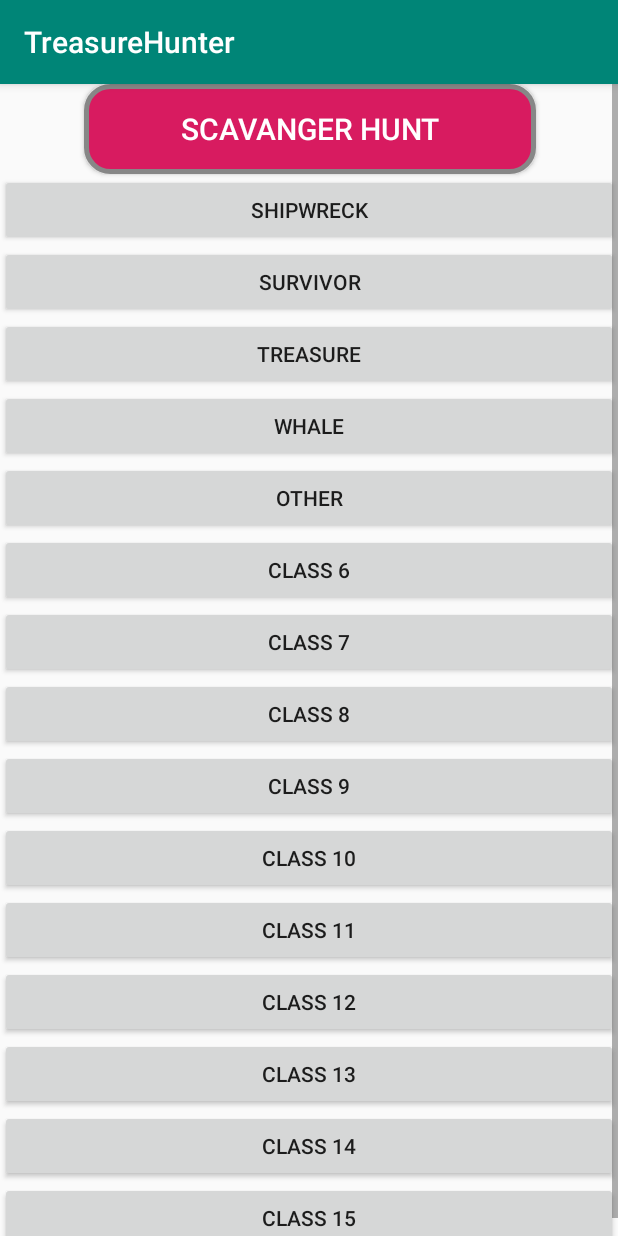
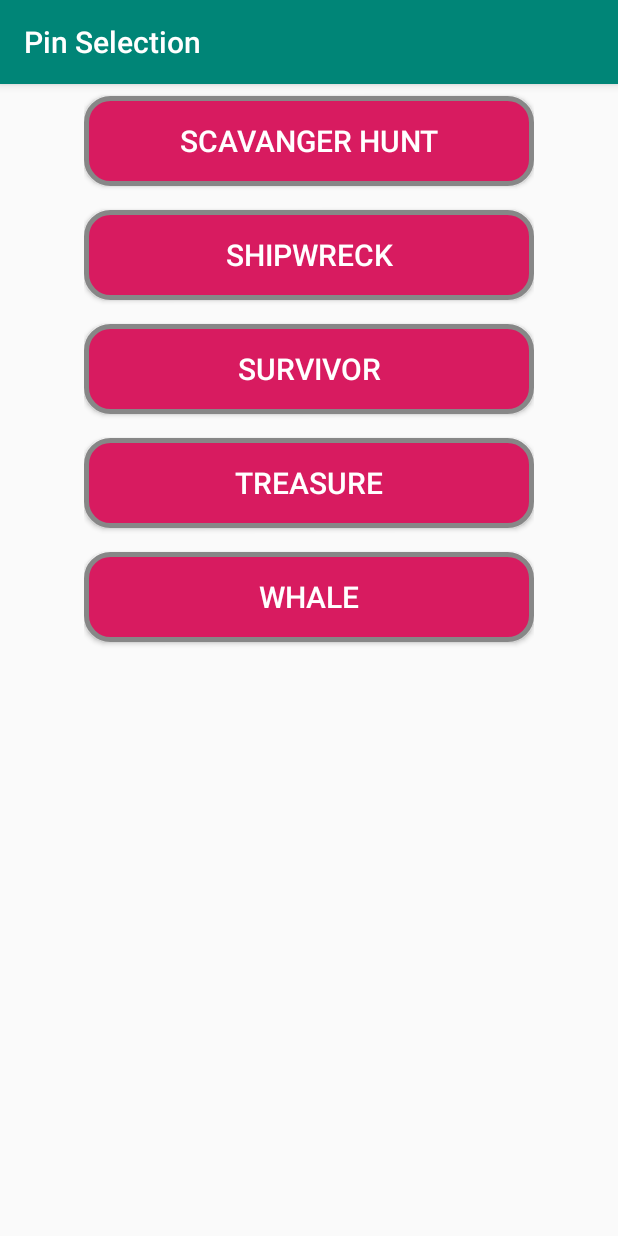
Before and after one commit to SoftwareEngineeringOwlsTeam/SEOwlsTeam, an Android app: the PinActivity screen opened directly, with no data from a screen before it, on a phone screen of 412 x 824 dp. Run offline under Robolectric (Android 15) with nearby library versions, the phone set to English and light mode, and no system bars.

Commit message:
More GUI updates
-Added better buttons for pin selection
-Updated pin creation screen to align everything together, cleaner UI. Made Radius Integer values only. Fixed bug causing char > 23 to destroy the app.
- Added icons for the slide out menu

```diff
--- a/app/src/main/res/drawable/button_design.xml
+++ /dev/null
@@ -1,18 +0,0 @@
-<?xml version="1.0" encoding="utf-8"?>
-<?xml version="1.0" encoding="utf-8"?>
-<shape xmlns:android="http://schemas.android.com/apk/res/android" android:shape="rectangle" >
-    <corners
-        android:radius="16dp"
-        />
-    <solid
-        android:color="@color/colorAccent"
-        />
-    <size
-        android:width="300dp"
-        android:height="60dp"
-        />
-    <stroke
-        android:width="3dp"
-        android:color="#878787"
-        />
-</shape>
--- /dev/null
+++ b/app/src/main/res/drawable/buttonshape.xml
@@ -0,0 +1,18 @@
+<?xml version="1.0" encoding="utf-8"?>
+
+    <shape xmlns:android="http://schemas.android.com/apk/res/android" android:shape="rectangle" >
+        <corners
+            android:radius="16dp"
+            />
+        <solid
+            android:color="@color/colorAccent"
+            />
+        <size
+            android:width="300dp"
+            android:height="60dp"
+            />
+        <stroke
+            android:width="3dp"
+            android:color="#878787"
+            />
+    </shape>
--- a/app/src/main/res/layout/activity_pin.xml
+++ b/app/src/main/res/layout/activity_pin.xml
@@ -17,207 +17,163 @@
         android:textSize="30dp"
         app:layout_constraintBottom_toTopOf="@+id/linearLayout"
         app:layout_constraintEnd_toEndOf="parent"
-        app:layout_constraintHorizontal_bias="0.0"
+        app:layout_constraintHorizontal_bias="0.5"
         app:layout_constraintStart_toStartOf="parent"
         app:layout_constraintTop_toTopOf="parent" />
 
-    <LinearLayout
+    <android.support.constraint.ConstraintLayout
         android:id="@+id/linearLayout"
         android:layout_width="match_parent"
         android:layout_height="match_parent"
         app:layout_constraintBottom_toBottomOf="parent"
         app:layout_constraintEnd_toEndOf="parent"
+        app:layout_constraintHorizontal_bias="0.0"
         app:layout_constraintStart_toStartOf="parent"
         app:layout_constraintTop_toBottomOf="@+id/text">
 
 
-        <ScrollView
-            android:id="@+id/classesList"
-            android:layout_width="match_parent"
-            android:layout_height="match_parent"
-            android:scrollbarStyle="insideOverlay"
-            android:visibility="visible">
-
         <android.support.constraint.ConstraintLayout
             android:id="@+id/linearLayout2"
-                android:layout_width="match_parent"
-                android:layout_height="match_parent"
+            android:layout_width="wrap_content"
+            android:layout_height="wrap_content"
             android:gravity="bottom"
-                app:layout_constraintBottom_toBottomOf="@+id/button7"
-                app:layout_constraintTop_toBottomOf="@+id/button7">
+
+            app:layout_constraintEnd_toEndOf="parent"
+            app:layout_constraintStart_toStartOf="parent"
+
+            tools:layout_conversion_absoluteHeight="363dp"
+            tools:layout_conversion_absoluteWidth="384dp">
 
             <Button
                 android:id="@+id/button"
-                    android:layout_width="301dp"
-                    android:textSize="20dp"
-                    android:textColor="@android:color/white"
-                    android:layout_height="60dp"
-                    android:layout_marginStart="42dp"
-                    android:layout_marginEnd="41dp"
+                android:layout_width="wrap_content"
+                android:layout_height="wrap_content"
+
+                android:layout_marginTop="8dp"
+                android:layout_marginBottom="8dp"
+                android:background="@drawable/buttonshape"
                 android:onClick="buttonOnClick"
                 android:text="Scavanger Hunt"
                 android:textAlignment="center"
-                    android:background="@drawable/button_design"
+                android:textColor="@android:color/white"
+                android:textSize="20dp"
                 app:layout_constraintBottom_toTopOf="@+id/button1"
                 app:layout_constraintEnd_toEndOf="parent"
+                app:layout_constraintHorizontal_bias="0.5"
+                app:layout_constraintStart_toEndOf="@+id/guideline"
                 app:layout_constraintStart_toStartOf="parent"
-                    app:layout_constraintTop_toTopOf="parent" />
+                app:layout_constraintTop_toTopOf="parent"
+                tools:layout_conversion_absoluteHeight="60dp"
+                tools:layout_conversion_absoluteWidth="301dp" />
 
             <Button
                 android:id="@+id/button1"
-                    android:layout_width="0dp"
+                android:layout_width="wrap_content"
                 android:layout_height="wrap_content"
+
+                android:layout_marginTop="8dp"
+                android:layout_marginBottom="8dp"
+                android:background="@drawable/buttonshape"
                 android:onClick="buttonOnClick"
                 android:text="Shipwreck"
+                android:textAlignment="center"
+                android:textColor="@android:color/white"
+                android:textSize="20dp"
+                app:layout_constraintBottom_toTopOf="@+id/button2"
                 app:layout_constraintEnd_toEndOf="parent"
+                app:layout_constraintHorizontal_bias="0.5"
+                app:layout_constraintStart_toEndOf="@+id/guideline"
                 app:layout_constraintStart_toStartOf="parent"
-                    app:layout_constraintTop_toBottomOf="@+id/button" />
+                app:layout_constraintTop_toBottomOf="@+id/button"
+                tools:layout_conversion_absoluteHeight="60dp"
+                tools:layout_conversion_absoluteWidth="301dp" />
 
             <Button
                 android:id="@+id/button2"
-                    android:layout_width="0dp"
+                android:layout_width="wrap_content"
                 android:layout_height="wrap_content"
+
+                android:layout_marginTop="8dp"
+                android:layout_marginBottom="8dp"
+                android:background="@drawable/buttonshape"
                 android:onClick="buttonOnClick"
                 android:text="Survivor"
+                android:textAlignment="center"
+                android:textColor="@android:color/white"
+                android:textSize="20dp"
+                app:layout_constraintBottom_toTopOf="@+id/button3"
                 app:layout_constraintEnd_toEndOf="parent"
+                app:layout_constraintHorizontal_bias="0.5"
+                app:layout_constraintStart_toEndOf="@+id/guideline"
                 app:layout_constraintStart_toStartOf="parent"
-                    app:layout_constraintTop_toBottomOf="@+id/button1" />
+                app:layout_constraintTop_toBottomOf="@+id/button1"
+                tools:layout_conversion_absoluteHeight="60dp"
+                tools:layout_conversion_absoluteWidth="301dp" />
 
             <Button
                 android:id="@+id/button3"
-                    android:layout_width="0dp"
+                android:layout_width="wrap_content"
                 android:layout_height="wrap_content"
+                android:layout_marginTop="8dp"
+                android:layout_marginBottom="8dp"
+                android:background="@drawable/buttonshape"
                 android:onClick="buttonOnClick"
                 android:text="Treasure"
+                android:textAlignment="center"
+                android:textColor="@android:color/white"
+                android:textSize="20dp"
+                app:layout_constraintBottom_toTopOf="@+id/button4"
                 app:layout_constraintEnd_toEndOf="parent"
+                app:layout_constraintHorizontal_bias="1.0"
+                app:layout_constraintStart_toEndOf="@+id/guideline"
                 app:layout_constraintStart_toStartOf="parent"
-                    app:layout_constraintTop_toBottomOf="@+id/button2" />
+                app:layout_constraintTop_toBottomOf="@+id/button2"
+                tools:layout_conversion_absoluteHeight="60dp"
+                tools:layout_conversion_absoluteWidth="301dp" />
 
             <Button
                 android:id="@+id/button4"
-                    android:layout_width="0dp"
+                android:layout_width="wrap_content"
                 android:layout_height="wrap_content"
+                android:layout_marginTop="8dp"
+                android:layout_marginBottom="8dp"
+                android:background="@drawable/buttonshape"
                 android:onClick="buttonOnClick"
                 android:text="Whale"
+                android:textAlignment="center"
+                android:textColor="@android:color/white"
+                android:textSize="20dp"
+                app:layout_constraintBottom_toBottomOf="parent"
                 app:layout_constraintEnd_toEndOf="parent"
+                app:layout_constraintHorizontal_bias="0.5"
+                app:layout_constraintStart_toEndOf="@+id/guideline"
                 app:layout_constraintStart_toStartOf="parent"
-                    app:layout_constraintTop_toBottomOf="@+id/button3" />
+                app:layout_constraintTop_toBottomOf="@+id/button3"
+                tools:layout_conversion_absoluteHeight="60dp"
+                tools:layout_conversion_absoluteWidth="301dp" />
 
-                <Button
-                    android:id="@+id/button5"
-                    android:layout_width="0dp"
+            <android.support.constraint.Guideline
+                android:id="@+id/guideline"
+                android:layout_width="wrap_content"
                 android:layout_height="wrap_content"
-                    android:onClick="buttonOnClick"
-                    android:text="Other"
-                    app:layout_constraintEnd_toEndOf="parent"
-                    app:layout_constraintStart_toStartOf="parent"
-                    app:layout_constraintTop_toBottomOf="@+id/button4" />
-
-                <Button
-                    android:id="@+id/button6"
-                    android:layout_width="0dp"
-                    android:layout_height="wrap_content"
-                    android:onClick="buttonOnClick"
-                    android:text="Class 6"
-                    app:layout_constraintEnd_toEndOf="parent"
-                    app:layout_constraintStart_toStartOf="parent"
-                    app:layout_constraintTop_toBottomOf="@+id/button5" />
-
-                <Button
-                    android:id="@+id/button7"
-                    android:layout_width="0dp"
-                    android:layout_height="wrap_content"
-                    android:onClick="buttonOnClick"
-                    android:text="Class 7"
-                    app:layout_constraintEnd_toEndOf="parent"
-                    app:layout_constraintStart_toStartOf="parent"
-                    app:layout_constraintTop_toBottomOf="@+id/button6" />
-
-                <Button
-                    android:id="@+id/button8"
-                    android:layout_width="0dp"
-                    android:layout_height="wrap_content"
-                    android:onClick="buttonOnClick"
-                    android:text="Class 8"
-                    app:layout_constraintEnd_toEndOf="parent"
-                    app:layout_constraintStart_toStartOf="parent"
-                    app:layout_constraintTop_toBottomOf="@+id/button7" />
-
-                <Button
-                    android:id="@+id/button9"
-                    android:layout_width="0dp"
-                    android:layout_height="wrap_content"
-                    android:onClick="buttonOnClick"
-                    android:text="Class 9"
-                    app:layout_constraintEnd_toEndOf="parent"
-                    app:layout_constraintStart_toStartOf="parent"
-                    app:layout_constraintTop_toBottomOf="@+id/button8" />
-
-                <Button
-                    android:id="@+id/button10"
-                    android:layout_width="0dp"
-                    android:layout_height="wrap_content"
-                    android:onClick="buttonOnClick"
-                    android:text="Class 10"
-                    app:layout_constraintEnd_toEndOf="parent"
-                    app:layout_constraintStart_toStartOf="parent"
-                    app:layout_constraintTop_toBottomOf="@+id/button9" />
-
-                <Button
-                    android:id="@+id/button11"
-                    android:layout_width="0dp"
-                    android:layout_height="wrap_content"
-                    android:onClick="buttonOnClick"
-                    android:text="Class 11"
-                    app:layout_constraintEnd_toEndOf="parent"
-                    app:layout_constraintStart_toStartOf="parent"
-                    app:layout_constraintTop_toBottomOf="@+id/button10" />
-
-                <Button
-                    android:id="@+id/button12"
-                    android:layout_width="0dp"
-                    android:layout_height="wrap_content"
-                    android:onClick="buttonOnClick"
-                    android:text="Class 12"
-                    app:layout_constraintEnd_toEndOf="parent"
-                    app:layout_constraintStart_toStartOf="parent"
-                    app:layout_constraintTop_toBottomOf="@+id/button11" />
-
-                <Button
-                    android:id="@+id/button13"
-                    android:layout_width="0dp"
-                    android:layout_height="wrap_content"
-                    android:onClick="buttonOnClick"
-                    android:text="Class 13"
-                    app:layout_constraintEnd_toEndOf="parent"
-                    app:layout_constraintStart_toStartOf="parent"
-                    app:layout_constraintTop_toBottomOf="@+id/button12" />
-
-                <Button
-                    android:id="@+id/button14"
-                    android:layout_width="0dp"
-                    android:layout_height="wrap_content"
-                    android:onClick="buttonOnClick"
-                    android:text="Class 14"
-                    app:layout_constraintEnd_toEndOf="parent"
-                    app:layout_constraintStart_toStartOf="parent"
-                    app:layout_constraintTop_toBottomOf="@+id/button13" />
-
-                <Button
-                    android:id="@+id/button15"
-                    android:layout_width="0dp"
-                    android:layout_height="wrap_content"
-                    android:onClick="buttonOnClick"
-                    android:text="Class 15"
-                    app:layout_constraintEnd_toEndOf="parent"
-                    app:layout_constraintStart_toStartOf="parent"
-                    app:layout_constraintTop_toBottomOf="@+id/button14" />
+                android:orientation="vertical"
+                app:layout_constraintGuide_begin="20dp"
+                tools:layout_conversion_absoluteHeight="1dp"
+                tools:layout_conversion_absoluteWidth="1dp"
+                tools:layout_editor_absoluteX="20dp"
+                tools:layout_editor_absoluteY="51dp" />
 
 
         </android.support.constraint.ConstraintLayout>
 
-        </ScrollView>
-
-    </LinearLayout>
 
     </android.support.constraint.ConstraintLayout>
+
+    <android.support.constraint.Guideline
+        android:id="@+id/guideline2"
+        android:layout_width="wrap_content"
+        android:layout_height="wrap_content"
+        android:orientation="vertical"
+        app:layout_constraintGuide_begin="20dp" />
+
+</android.support.constraint.ConstraintLayout>
--- a/app/src/main/res/layout/activity_pincreate2.xml
+++ b/app/src/main/res/layout/activity_pincreate2.xml
@@ -9,8 +9,7 @@
     <TableRow
         android:id="@+id/Row1"
         android:layout_width="match_parent"
-        android:layout_height="wrap_content"
-        android:gravity="center">
+        android:layout_height="wrap_content">
 
         <TextView
             android:layout_width="133dp"
@@ -28,7 +27,6 @@
             android:layout_height="wrap_content"
             android:hint="Enter User Name"
             android:textAlignment="center"
-
             android:textColor="@android:color/black"
             android:textSize="20dp"
 
@@ -55,7 +53,7 @@
         <EditText
             android:id="@+id/pinName"
             android:layout_height="wrap_content"
-            android:layout_width="wrap_content"
+            android:layout_width="40dp"
             android:hint="Enter Pin Name"
             android:textSize="20dp"
             android:textAlignment="center"
@@ -80,13 +78,14 @@
 
         <EditText
             android:id="@+id/description"
+            android:layout_width="40dp"
             android:layout_height="wrap_content"
-            android:layout_width="wrap_content"
 
             android:hint="Enter Description"
-            android:textSize="20dp"
+
             android:textAlignment="center"
             android:textColor="@android:color/black"
+            android:textSize="20dp"
 
             />
     </TableRow>
@@ -122,7 +121,7 @@
         <TextView
             android:layout_height="wrap_content"
             android:layout_width="wrap_content"
-            android:text="Radius:"
+            android:text="Radius(m):"
             android:textSize="20dp"
             android:textAlignment="textEnd"
             android:textColor="@color/colorPrimary"
@@ -130,8 +129,10 @@
 
         <EditText
             android:id="@+id/radius"
+            android:inputType="number"
             android:layout_height="wrap_content"
-            android:layout_width="wrap_content"
+            android:layout_width="50sp"
+
             android:hint="Enter Radius in meters"
             android:textAlignment="center"
             android:textSize="20dp"
--- a/app/src/main/res/menu/navigation_menu.xml
+++ b/app/src/main/res/menu/navigation_menu.xml
@@ -6,20 +6,25 @@
         android:icon="@mipmap/baseline_account_circle_black_48"/>
 
     <item android:id="@+id/nav_logout"
-        android:title="Log Out" />
+        android:title="Log Out"
+        android:icon="@mipmap/baseline_subdirectory_arrow_left_black_48"/>
 
     <item android:id="@+id/nav_settings"
-        android:title="Settings" />
+        android:title="Settings"
+        android:icon="@mipmap/baseline_settings_black_48"/>
 
     <item android:id="@+id/nav_groups"
-        android:title="Groups" />
+        android:title="Groups"
+        android:icon="@mipmap/baseline_people_black_48"/>
 
     <item android:id="@+id/nav_pin"
         android:title="Create Pin"
-        android:onClick="pinsClicked" />
+        android:onClick="pinsClicked"
+        android:icon="@mipmap/baseline_pin_drop_black_48"/>
 
     <item android:id="@+id/nav_tester"
-        android:title="Tester"
-        android:onClick="testClicked" />
+        android:title="Test Location"
+        android:onClick="testClicked"
+        android:icon="@mipmap/baseline_gps_fixed_black_48"/>
 
 </menu>
```
Also changed, not shown: app/src/main/AndroidManifest.xml (+6 -3 lines), app/src/main/res/mipmap-hdpi/googly.png (deleted), app/src/main/res/mipmap-xxxhdpi/baseline_gps_fixed_black_48.png (added), app/src/main/res/mipmap-xxxhdpi/baseline_people_black_48.png (added), app/src/main/res/mipmap-xxxhdpi/baseline_pin_drop_black_48.png (added), app/src/main/res/mipmap-xxxhdpi/baseline_settings_black_48.png (added), app/src/main/res/mipmap-xxxhdpi/baseline_subdirectory_arrow_left_black_48.png (added). Lines whose indentation alone changed are shown as unchanged.
